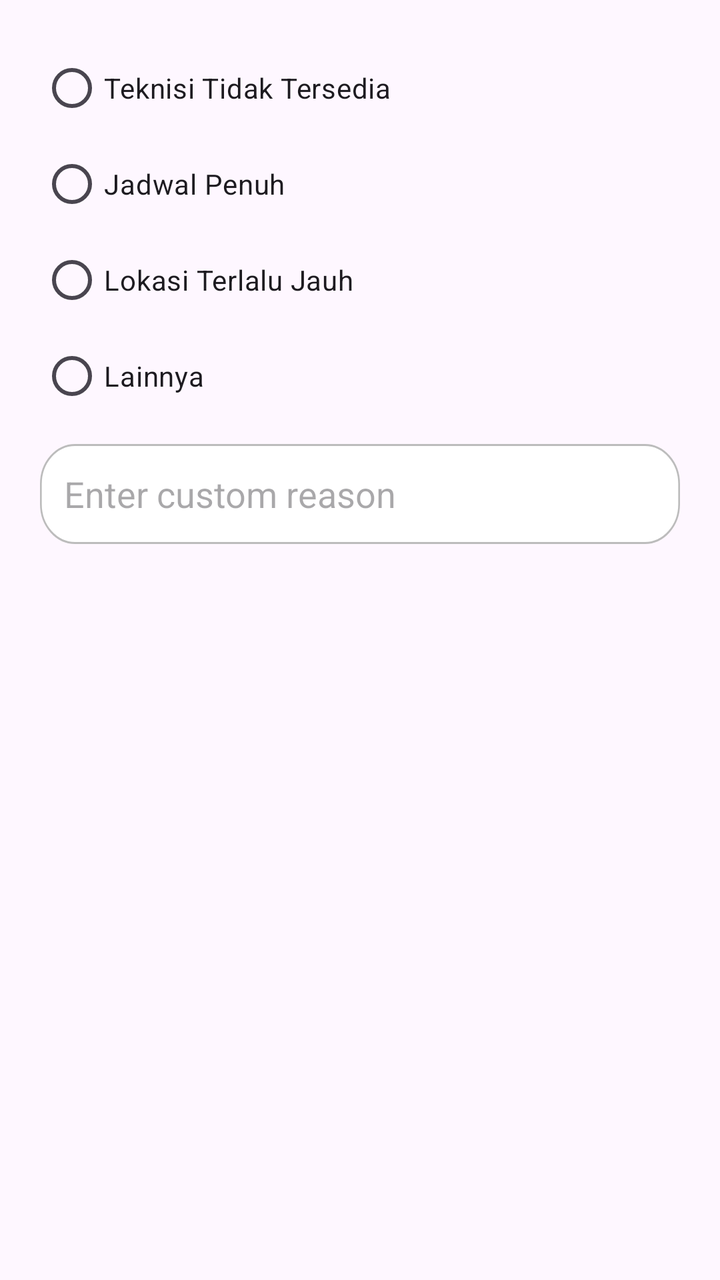
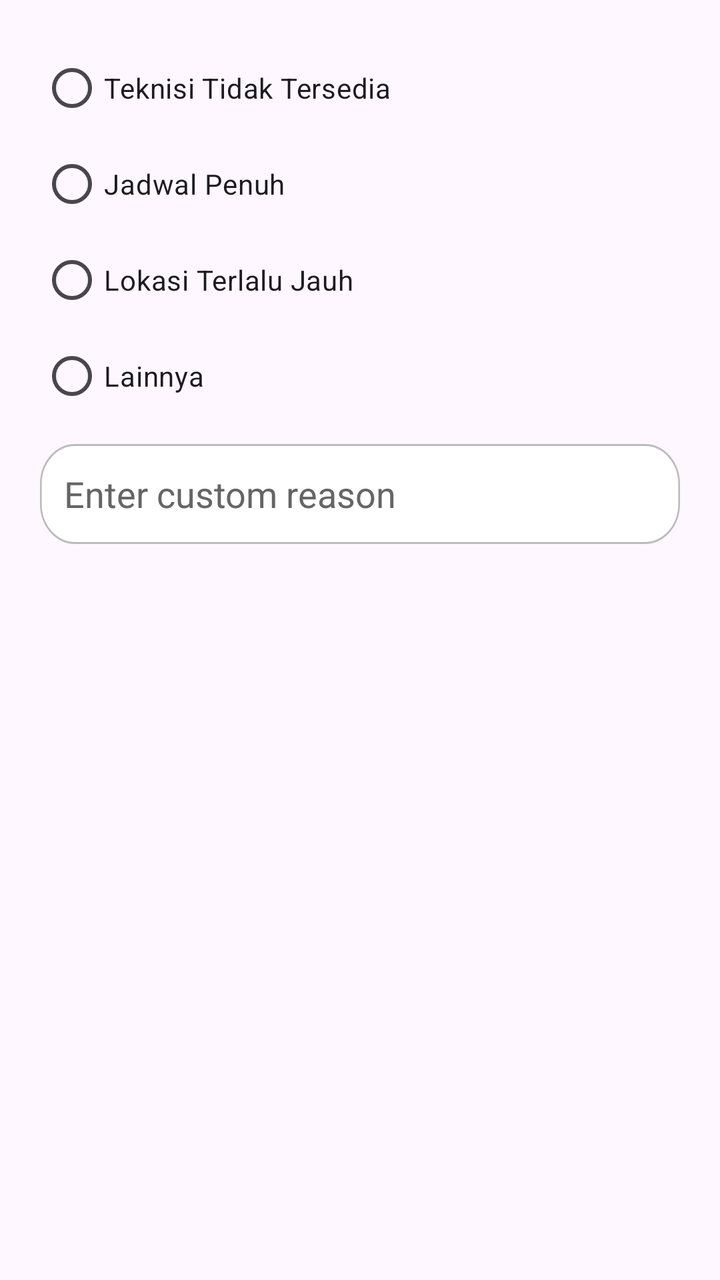

The first picture is an Android layout as it rendered before a commit; the second is the same layout after the commit. The layout source and the unified diff follow.
<!-- AndroidManifest.xml: application theme Theme.RefroTech -->
<!-- res/layout/dialog_reject_reason.xml -->
<?xml version="1.0" encoding="utf-8"?>
<LinearLayout xmlns:android="http://schemas.android.com/apk/res/android"
    android:orientation="vertical"
    android:padding="20dp"
    android:layout_width="match_parent"
    android:layout_height="wrap_content">



    <RadioGroup
        android:id="@+id/radioRejectReasons"
        android:layout_width="match_parent"
        android:layout_height="wrap_content">

        <RadioButton
            android:id="@+id/rbTechUnavailable"
            android:layout_width="wrap_content"
            android:layout_height="wrap_content"
            android:text="Teknisi Tidak Tersedia"/>

        <RadioButton
            android:id="@+id/rbCustomerUnreachable"
            android:layout_width="wrap_content"
            android:layout_height="wrap_content"
            android:text="Jadwal Penuh"/>

        <RadioButton
            android:id="@+id/rbWrongAddress"
            android:layout_width="wrap_content"
            android:layout_height="wrap_content"
            android:text="Lokasi Terlalu Jauh"/>

        <RadioButton
            android:id="@+id/rbOther"
            android:layout_width="wrap_content"
            android:layout_height="wrap_content"
            android:text="Lainnya"/>
    </RadioGroup>

    <EditText
        android:id="@+id/edtOtherReason"
        android:layout_width="match_parent"
        android:layout_height="wrap_content"
        android:hint="Enter custom reason"
        android:layout_marginTop="10dp"
        android:padding="12dp"
        android:background="@drawable/input_box_login"/>
</LinearLayout>
<!-- resources referenced by this layout -->
<resources>
  <!-- drawable input_box_login (drawable) -->
  <vector xmlns:android="http://schemas.android.com/apk/res/android"
      android:width="364dp"
      android:height="50dp"
      android:viewportWidth="364"
      android:viewportHeight="50">
    <path
        android:strokeWidth="1"
        android:pathData="M20,0.5L344,0.5A19.5,19.5 0,0 1,363.5 20L363.5,30A19.5,19.5 0,0 1,344 49.5L20,49.5A19.5,19.5 0,0 1,0.5 30L0.5,20A19.5,19.5 0,0 1,20 0.5z"
        android:fillColor="#ffffff"
        android:strokeColor="#BCBCBC"/>
  </vector>
  <style name="Theme.RefroTech" parent="Base.Theme.RefroTech" />
  <style name="Base.Theme.RefroTech" parent="Theme.Material3.DayNight.NoActionBar">
          
          
      </style>
</resources>

<!-- the commit's change to res/layout/dialog_reject_reason.xml (unified diff, before → after) -->
@@ -16,7 +16,8 @@
             android:id="@+id/rbTechUnavailable"
             android:layout_width="wrap_content"
             android:layout_height="wrap_content"
-            android:text="Teknisi Tidak Tersedia"/>
+            android:text="Teknisi Tidak Tersedia"
+            />
 
         <RadioButton
             android:id="@+id/rbCustomerUnreachable"
@@ -42,6 +43,8 @@
         android:layout_width="match_parent"
         android:layout_height="wrap_content"
         android:hint="Enter custom reason"
+        android:textColorHint="@color/Grey"
+        android:textColor="@color/black"
         android:layout_marginTop="10dp"
         android:padding="12dp"
         android:background="@drawable/input_box_login"/>
<!-- resource entries referenced after the edit -->
@@ -1,5 +1,7 @@
 <!-- resources referenced by this layout -->
 <resources>
+  <color name="Grey">#656565</color>
+  <color name="black">#FF000000</color>
   <!-- drawable input_box_login (drawable) -->
   <vector xmlns:android="http://schemas.android.com/apk/res/android"
       android:width="364dp"
